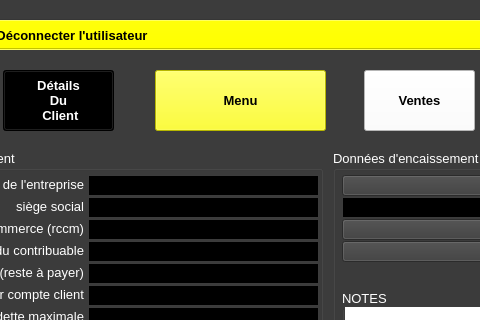
Old version of the form ui/yeroth-erp-payer-compte-client-window.ui in the repository xnoumbissinoundou/yeroth-erp-3.0; both pictures show x 163 to 643 and y 0 to 320 of the 799 by 601 pixel window.
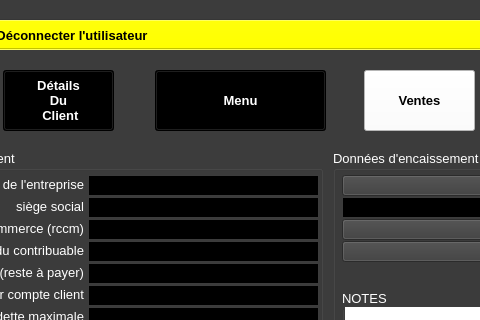
New version of the form. Icons and pictures are not drawn. Custom widgets are drawn as their Qt base class.

Commit message: On branch master 	modified:   ui/yeroth-erp-payer-compte-client-window.ui

Diff of the .ui file:
```diff
--- a/ui/yeroth-erp-payer-compte-client-window.ui
+++ b/ui/yeroth-erp-payer-compte-client-window.ui
@@ -1327,17 +1327,17 @@
        <colorrole role="WindowText">
         <brush brushstyle="SolidPattern">
          <color alpha="255">
-          <red>0</red>
-          <green>0</green>
-          <blue>0</blue>
+          <red>255</red>
+          <green>255</green>
+          <blue>255</blue>
          </color>
         </brush>
        </colorrole>
        <colorrole role="Button">
         <brush brushstyle="SolidPattern">
          <color alpha="255">
-          <red>255</red>
-          <green>255</green>
+          <red>0</red>
+          <green>0</green>
           <blue>0</blue>
          </color>
         </brush>
@@ -1345,26 +1345,26 @@
        <colorrole role="Light">
         <brush brushstyle="SolidPattern">
          <color alpha="255">
-          <red>255</red>
-          <green>255</green>
-          <blue>127</blue>
+          <red>0</red>
+          <green>0</green>
+          <blue>0</blue>
          </color>
         </brush>
        </colorrole>
        <colorrole role="Midlight">
         <brush brushstyle="SolidPattern">
          <color alpha="255">
-          <red>255</red>
-          <green>255</green>
-          <blue>63</blue>
+          <red>0</red>
+          <green>0</green>
+          <blue>0</blue>
          </color>
         </brush>
        </colorrole>
        <colorrole role="Dark">
         <brush brushstyle="SolidPattern">
          <color alpha="255">
-          <red>127</red>
-          <green>127</green>
+          <red>0</red>
+          <green>0</green>
           <blue>0</blue>
          </color>
         </brush>
@@ -1372,8 +1372,8 @@
        <colorrole role="Mid">
         <brush brushstyle="SolidPattern">
          <color alpha="255">
-          <red>170</red>
-          <green>170</green>
+          <red>0</red>
+          <green>0</green>
           <blue>0</blue>
          </color>
         </brush>
@@ -1381,9 +1381,9 @@
        <colorrole role="Text">
         <brush brushstyle="SolidPattern">
          <color alpha="255">
-          <red>0</red>
-          <green>0</green>
-          <blue>0</blue>
+          <red>255</red>
+          <green>255</green>
+          <blue>255</blue>
          </color>
         </brush>
        </colorrole>
@@ -1399,26 +1399,26 @@
        <colorrole role="ButtonText">
         <brush brushstyle="SolidPattern">
          <color alpha="255">
-          <red>0</red>
-          <green>0</green>
-          <blue>0</blue>
+          <red>255</red>
+          <green>255</green>
+          <blue>255</blue>
          </color>
         </brush>
        </colorrole>
        <colorrole role="Base">
         <brush brushstyle="SolidPattern">
          <color alpha="255">
-          <red>255</red>
-          <green>255</green>
-          <blue>255</blue>
+          <red>0</red>
+          <green>0</green>
+          <blue>0</blue>
          </color>
         </brush>
        </colorrole>
        <colorrole role="Window">
         <brush brushstyle="SolidPattern">
          <color alpha="255">
-          <red>255</red>
-          <green>255</green>
+          <red>0</red>
+          <green>0</green>
           <blue>0</blue>
          </color>
         </brush>
@@ -1435,9 +1435,9 @@
        <colorrole role="AlternateBase">
         <brush brushstyle="SolidPattern">
          <color alpha="255">
-          <red>255</red>
-          <green>255</green>
-          <blue>127</blue>
+          <red>0</red>
+          <green>0</green>
+          <blue>0</blue>
          </color>
         </brush>
        </colorrole>
@@ -1464,17 +1464,17 @@
        <colorrole role="WindowText">
         <brush brushstyle="SolidPattern">
          <color alpha="255">
-          <red>0</red>
-          <green>0</green>
-          <blue>0</blue>
+          <red>255</red>
+          <green>255</green>
+          <blue>255</blue>
          </color>
         </brush>
        </colorrole>
        <colorrole role="Button">
         <brush brushstyle="SolidPattern">
          <color alpha="255">
-          <red>255</red>
-          <green>255</green>
+          <red>0</red>
+          <green>0</green>
           <blue>0</blue>
          </color>
         </brush>
@@ -1482,26 +1482,26 @@
        <colorrole role="Light">
         <brush brushstyle="SolidPattern">
          <color alpha="255">
-          <red>255</red>
-          <green>255</green>
-          <blue>127</blue>
+          <red>0</red>
+          <green>0</green>
+          <blue>0</blue>
          </color>
         </brush>
        </colorrole>
        <colorrole role="Midlight">
         <brush brushstyle="SolidPattern">
          <color alpha="255">
-          <red>255</red>
-          <green>255</green>
-          <blue>63</blue>
+          <red>0</red>
+          <green>0</green>
+          <blue>0</blue>
          </color>
         </brush>
        </colorrole>
        <colorrole role="Dark">
         <brush brushstyle="SolidPattern">
          <color alpha="255">
-          <red>127</red>
-          <green>127</green>
+          <red>0</red>
+          <green>0</green>
           <blue>0</blue>
          </color>
         </brush>
@@ -1509,8 +1509,8 @@
        <colorrole role="Mid">
         <brush brushstyle="SolidPattern">
          <color alpha="255">
-          <red>170</red>
-          <green>170</green>
+          <red>0</red>
+          <green>0</green>
           <blue>0</blue>
          </color>
         </brush>
@@ -1518,9 +1518,9 @@
        <colorrole role="Text">
         <brush brushstyle="SolidPattern">
          <color alpha="255">
-          <red>0</red>
-          <green>0</green>
-          <blue>0</blue>
+          <red>255</red>
+          <green>255</green>
+          <blue>255</blue>
          </color>
         </brush>
        </colorrole>
@@ -1536,26 +1536,26 @@
        <colorrole role="ButtonText">
         <brush brushstyle="SolidPattern">
          <color alpha="255">
-          <red>0</red>
-          <green>0</green>
-          <blue>0</blue>
+          <red>255</red>
+          <green>255</green>
+          <blue>255</blue>
          </color>
         </brush>
        </colorrole>
        <colorrole role="Base">
         <brush brushstyle="SolidPattern">
          <color alpha="255">
-          <red>255</red>
-          <green>255</green>
-          <blue>255</blue>
+          <red>0</red>
+          <green>0</green>
+          <blue>0</blue>
          </color>
         </brush>
        </colorrole>
        <colorrole role="Window">
         <brush brushstyle="SolidPattern">
          <color alpha="255">
-          <red>255</red>
-          <green>255</green>
+          <red>0</red>
+          <green>0</green>
           <blue>0</blue>
          </color>
         </brush>
@@ -1572,9 +1572,9 @@
        <colorrole role="AlternateBase">
         <brush brushstyle="SolidPattern">
          <color alpha="255">
-          <red>255</red>
-          <green>255</green>
-          <blue>127</blue>
+          <red>0</red>
+          <green>0</green>
+          <blue>0</blue>
          </color>
         </brush>
        </colorrole>
@@ -1601,8 +1601,8 @@
        <colorrole role="WindowText">
         <brush brushstyle="SolidPattern">
          <color alpha="255">
-          <red>127</red>
-          <green>127</green>
+          <red>0</red>
+          <green>0</green>
           <blue>0</blue>
          </color>
         </brush>
@@ -1610,8 +1610,8 @@
        <colorrole role="Button">
         <brush brushstyle="SolidPattern">
          <color alpha="255">
-          <red>255</red>
-          <green>255</green>
+          <red>0</red>
+          <green>0</green>
           <blue>0</blue>
          </color>
         </brush>
@@ -1619,26 +1619,26 @@
        <colorrole role="Light">
         <brush brushstyle="SolidPattern">
          <color alpha="255">
-          <red>255</red>
-          <green>255</green>
-          <blue>127</blue>
+          <red>0</red>
+          <green>0</green>
+          <blue>0</blue>
          </color>
         </brush>
        </colorrole>
        <colorrole role="Midlight">
         <brush brushstyle="SolidPattern">
          <color alpha="255">
-          <red>255</red>
-          <green>255</green>
-          <blue>63</blue>
+          <red>0</red>
+          <green>0</green>
+          <blue>0</blue>
          </color>
         </brush>
        </colorrole>
        <colorrole role="Dark">
         <brush brushstyle="SolidPattern">
          <color alpha="255">
-          <red>127</red>
-          <green>127</green>
+          <red>0</red>
+          <green>0</green>
           <blue>0</blue>
          </color>
         </brush>
@@ -1646,8 +1646,8 @@
        <colorrole role="Mid">
         <brush brushstyle="SolidPattern">
          <color alpha="255">
-          <red>170</red>
-          <green>170</green>
+          <red>0</red>
+          <green>0</green>
           <blue>0</blue>
          </color>
         </brush>
@@ -1655,8 +1655,8 @@
        <colorrole role="Text">
         <brush brushstyle="SolidPattern">
          <color alpha="255">
-          <red>127</red>
-          <green>127</green>
+          <red>0</red>
+          <green>0</green>
           <blue>0</blue>
          </color>
         </brush>
@@ -1673,8 +1673,8 @@
        <colorrole role="ButtonText">
         <brush brushstyle="SolidPattern">
          <color alpha="255">
-          <red>127</red>
-          <green>127</green>
+          <red>0</red>
+          <green>0</green>
           <blue>0</blue>
          </color>
         </brush>
@@ -1682,8 +1682,8 @@
        <colorrole role="Base">
         <brush brushstyle="SolidPattern">
          <color alpha="255">
-          <red>255</red>
-          <green>255</green>
+          <red>0</red>
+          <green>0</green>
           <blue>0</blue>
          </color>
         </brush>
@@ -1691,8 +1691,8 @@
        <colorrole role="Window">
         <brush brushstyle="SolidPattern">
          <color alpha="255">
-          <red>255</red>
-          <green>255</green>
+          <red>0</red>
+          <green>0</green>
           <blue>0</blue>
          </color>
         </brush>
@@ -1709,8 +1709,8 @@
        <colorrole role="AlternateBase">
         <brush brushstyle="SolidPattern">
          <color alpha="255">
-          <red>255</red>
-          <green>255</green>
+          <red>0</red>
+          <green>0</green>
           <blue>0</blue>
          </color>
         </brush>
```
